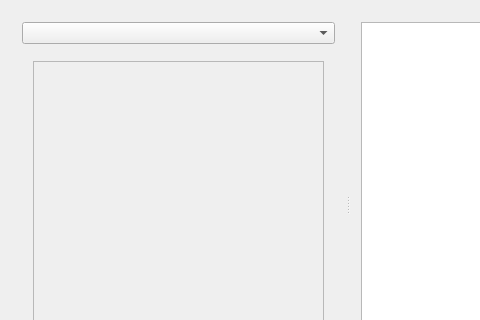
First picture: the form in vfkmainwindow.ui, repository ctu-geoforall-lab/qgis-vfk-plugin-cpp, before the edit; both pictures show x 0 to 480 and y 0 to 320 of the 890 by 408 pixel window.
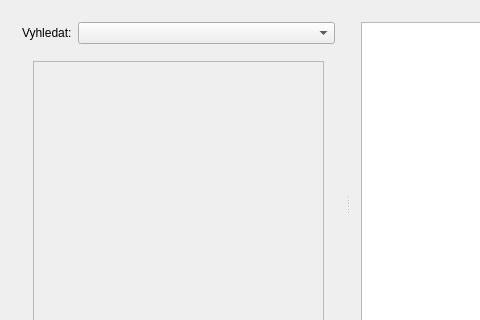
Second picture: the form after the edit. The open tabs and pages were chosen to show the change. Icons and pictures are not drawn. Custom widgets are drawn as their Qt base class.

Commit message: add label 'vyhledat'

The edit to the form file:
```diff
--- a/vfkmainwindow.ui
+++ b/vfkmainwindow.ui
@@ -163,7 +163,31 @@
         </property>
         <layout class="QVBoxLayout" name="verticalLayout_3">
          <item>
-          <widget class="QComboBox" name="searchCombo"/>
+          <layout class="QHBoxLayout" name="horizontalLayout_4">
+           <item>
+            <widget class="QLabel" name="label_3">
+             <property name="sizePolicy">
+              <sizepolicy hsizetype="Minimum" vsizetype="Preferred">
+               <horstretch>0</horstretch>
+               <verstretch>0</verstretch>
+              </sizepolicy>
+             </property>
+             <property name="text">
+              <string>Vyhledat:</string>
+             </property>
+            </widget>
+           </item>
+           <item>
+            <widget class="QComboBox" name="searchCombo">
+             <property name="sizePolicy">
+              <sizepolicy hsizetype="MinimumExpanding" vsizetype="Fixed">
+               <horstretch>0</horstretch>
+               <verstretch>0</verstretch>
+              </sizepolicy>
+             </property>
+            </widget>
+           </item>
+          </layout>
          </item>
          <item>
           <widget class="QStackedWidget" name="searchForms">
```
Left out of the diff: 10 changed lines with no effect on the pictures. The commit also changes 2 other files.
